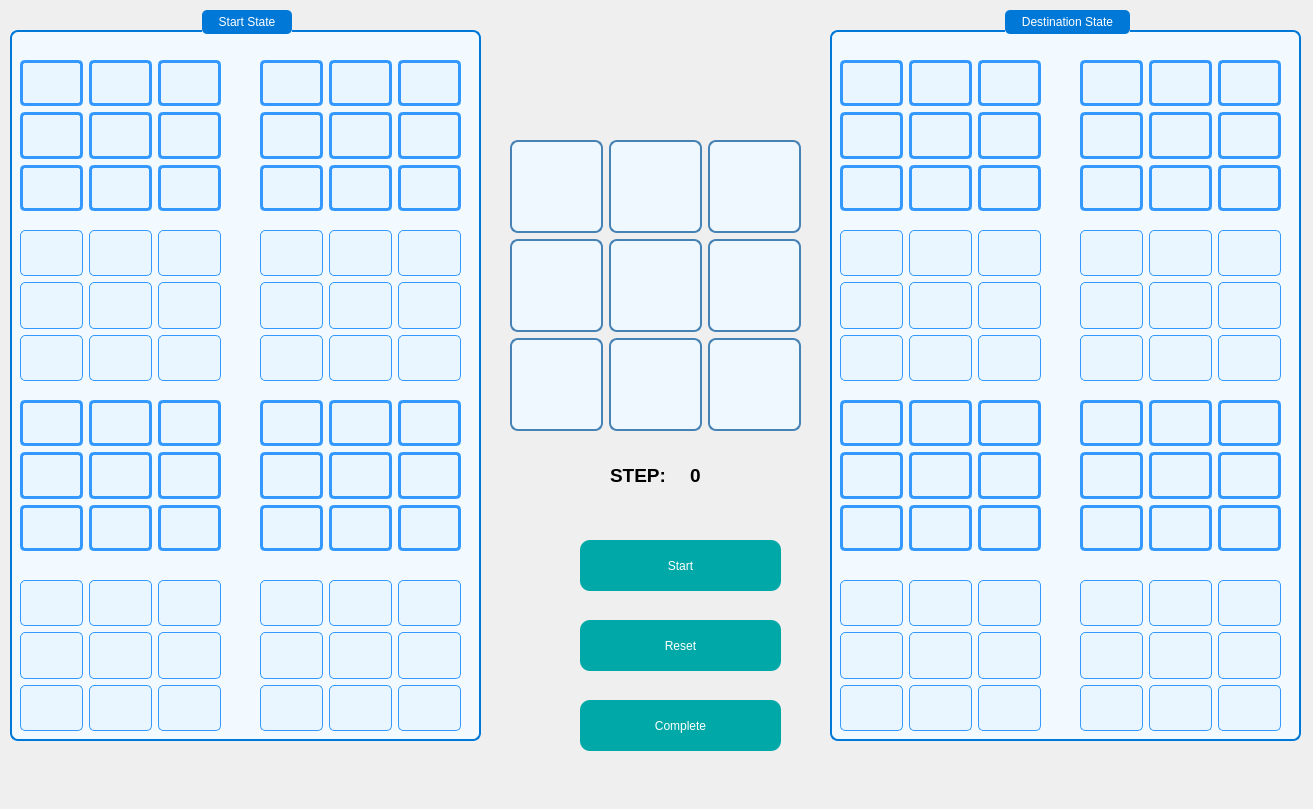
Qt form GUI/SearchForm.ui (nvk3005/DoAnCaNhan_TriTueNhanTao) before a commit.
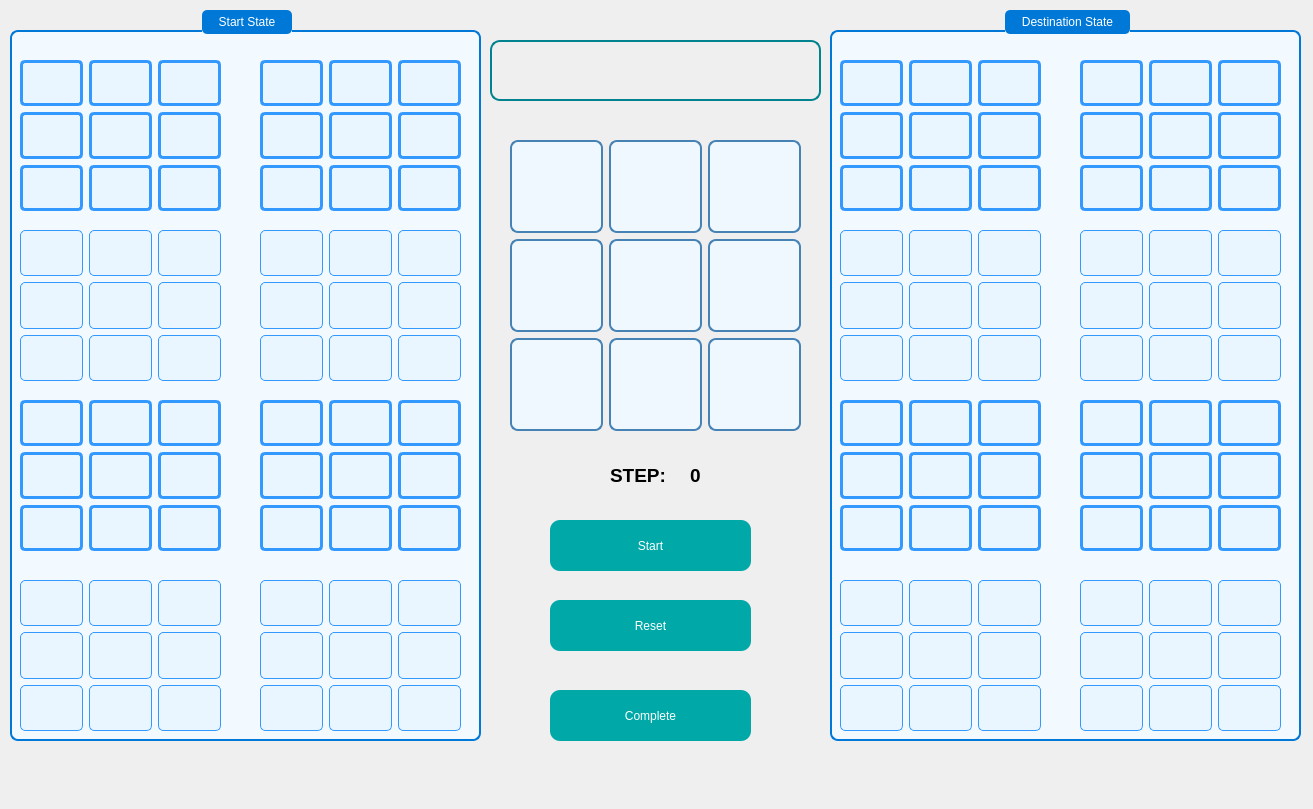
The same form after that commit.

```diff
--- a/GUI/SearchForm.ui
+++ b/GUI/SearchForm.ui
@@ -3318,8 +3318,8 @@
   <widget class="QPushButton" name="btnStart">
    <property name="geometry">
     <rect>
-     <x>580</x>
-     <y>540</y>
+     <x>550</x>
+     <y>520</y>
      <width>201</width>
      <height>51</height>
     </rect>
@@ -3351,8 +3351,8 @@
   <widget class="QPushButton" name="btnComplete">
    <property name="geometry">
     <rect>
-     <x>580</x>
-     <y>700</y>
+     <x>550</x>
+     <y>690</y>
      <width>201</width>
      <height>51</height>
     </rect>
@@ -3405,8 +3405,8 @@
   <widget class="QPushButton" name="btnReset">
    <property name="geometry">
     <rect>
-     <x>580</x>
-     <y>620</y>
+     <x>550</x>
+     <y>600</y>
      <width>201</width>
      <height>51</height>
     </rect>
@@ -3455,6 +3455,35 @@
     <string>0</string>
    </property>
   </widget>
+  <widget class="QLabel" name="lbl_title">
+   <property name="geometry">
+    <rect>
+     <x>490</x>
+     <y>40</y>
+     <width>331</width>
+     <height>61</height>
+    </rect>
+   </property>
+   <property name="styleSheet">
+    <string notr="true">QLabel {
+    color: white;
+    background-color: qlineargradient(
+        x1:0, y1:0, x2:1, y2:1,
+        stop:0 #00bcd4,
+        stop:1 #0097a7
+    );
+    font: bold 20px &quot;Segoe UI&quot;;
+    border: 2px solid #00838f;
+    border-radius: 10px;
+    padding: 10px;
+    qproperty-alignment: AlignCenter;
+}
+</string>
+   </property>
+   <property name="text">
+    <string/>
+   </property>
+  </widget>
  </widget>
  <resources/>
  <connections/>
```
